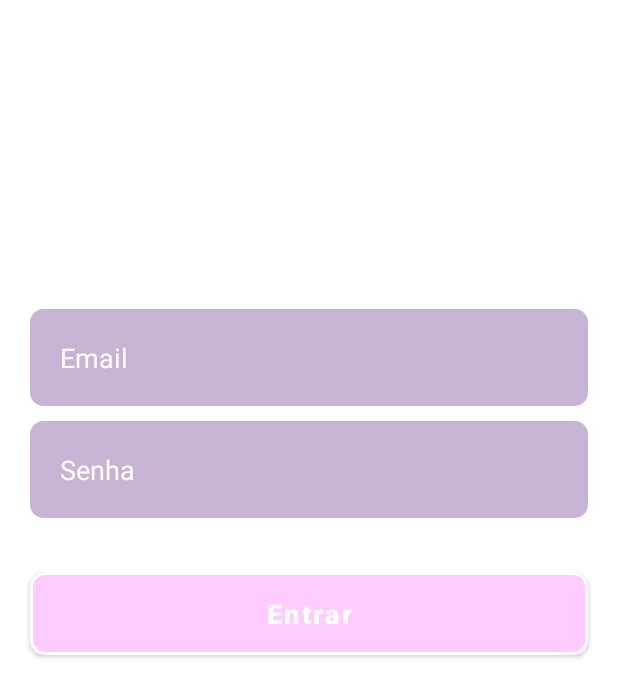
After one commit to lpontes7/tcc-fantasminha, an Android app: the layout activity_login.xml on its own in the app's theme, with its tools: preview values and no code run, on a phone screen of 412 x 824 dp. The commit adds this screen. Shown: the top 697 px of the screen. Run offline under Robolectric (Android 15) with nearby library versions, the light colour scheme and no system bars.

Commit message:
Iniciando tela de login

```diff
--- a/app/app/build.gradle
+++ b/app/app/build.gradle
@@ -30,6 +30,9 @@ android {
     kotlinOptions {
         jvmTarget = '1.8'
     }
+    buildFeatures{
+        viewBinding true
+    }
 }
 
 dependencies {
--- a/app/app/src/main/AndroidManifest.xml
+++ b/app/app/src/main/AndroidManifest.xml
@@ -9,7 +9,8 @@
         android:roundIcon="@mipmap/ic_launcher_round"
         android:supportsRtl="true"
         android:theme="@style/Theme.Fantasminha">
-        <activity android:name=".MainActivity">
+        <activity android:name=".views.login.LoginActivity"></activity>
+        <activity android:name=".views.main.MainActivity">
             <intent-filter>
                 <action android:name="android.intent.action.MAIN" />
 
--- /dev/null
+++ b/app/app/src/main/java/com/lpontes7/fantasminha/views/login/LoginActivity.kt
@@ -0,0 +1,39 @@
+package com.lpontes7.fantasminha.views.login
+import androidx.appcompat.app.AppCompatActivity
+import android.os.Bundle
+
+
+import com.lpontes7.fantasminha.databinding.ActivityLoginBinding
+
+class LoginActivity : AppCompatActivity() {
+    private lateinit var binding: ActivityLoginBinding
+
+    override fun onCreate(savedInstanceState: Bundle?) {
+        super.onCreate(savedInstanceState)
+        binding = ActivityLoginBinding.inflate(layoutInflater)
+        setContentView(binding.root)
+
+        supportActionBar!!.hide()
+        verificarUsuarioLogado()
+
+        binding.btEntrar.setOnClickListener {
+            validarCampos()
+        }
+    }
+
+    private fun validarCampos(){
+        val email = binding.editEmail.text.toString()
+        val senha = binding.editSenha.text.toString()
+
+        if (email.isEmpty() || senha.isEmpty()){
+            if (email.isEmpty()) binding.editEmail.error = "Campo obrigatório"
+            if (senha.isEmpty()) binding.editSenha.error = "Campo obrigatório"
+        }else{
+           // autenticarUsuario()
+        }
+    }
+
+    private fun verificarUsuarioLogado(){
+    }
+
+}
--- a/app/app/src/main/java/com/lpontes7/fantasminha/MainActivity.kt
+++ b/app/app/src/main/java/com/lpontes7/fantasminha/views/main/MainActivity.kt
@@ -1,10 +1,12 @@
-package com.lpontes7.fantasminha
+package com.lpontes7.fantasminha.views.main
 
 import android.content.Intent
 import androidx.appcompat.app.AppCompatActivity
 import android.os.Bundle
 import android.os.Handler
 import android.os.Looper
+import com.lpontes7.fantasminha.R
+import com.lpontes7.fantasminha.views.login.LoginActivity
 
 class MainActivity : AppCompatActivity() {
     override fun onCreate(savedInstanceState: Bundle?) {
@@ -19,5 +21,8 @@ class MainActivity : AppCompatActivity() {
     }
 
     private fun abrirTelaLogin(){
+        val intent = Intent(this,LoginActivity::class.java)
+        startActivity(intent)
+        finish()
     }
 }
--- /dev/null
+++ b/app/app/src/main/res/drawable-v24/edit_text_fundo_cinza.xml
@@ -0,0 +1,20 @@
+<?xml version="1.0" encoding="utf-8"?>
+<selector xmlns:android="http://schemas.android.com/apk/res/android">
+    <item>
+        <shape
+            android:shape="rectangle">
+            <solid
+                android:color="@color/cinzaFantasma"/> <!-- cor do sólido -->
+            <corners
+                android:radius="8dp"/> <!-- valor do arredondamento das bordas -->
+            <stroke
+                android:color="@color/cinzaFantasma"
+                android:width="2dp"/> <!-- cor da borda e tamanho dela -->
+            <padding
+                android:bottom="8dp"
+                android:left="8dp"
+                android:right="8dp"
+                android:top="8dp"/>
+        </shape>
+    </item>
+</selector>
--- /dev/null
+++ b/app/app/src/main/res/layout/activity_login.xml
@@ -0,0 +1,69 @@
+<?xml version="1.0" encoding="utf-8"?>
+<LinearLayout xmlns:android="http://schemas.android.com/apk/res/android"
+    xmlns:app="http://schemas.android.com/apk/res-auto"
+    xmlns:tools="http://schemas.android.com/tools"
+    android:layout_width="match_parent"
+    android:layout_height="match_parent"
+    android:orientation="vertical"
+    android:background="@color/white"
+    tools:context=".views.login.LoginActivity">
+
+    <androidx.appcompat.widget.Toolbar
+        android:layout_width="match_parent"
+        android:layout_height="wrap_content"/>
+
+    <EditText
+        android:id="@+id/edit_email"
+        android:layout_width="match_parent"
+        android:layout_height="wrap_content"
+        android:layout_marginTop="150dp"
+        android:background="@drawable/edit_text_fundo_cinza"
+        android:padding="20dp"
+        android:layout_marginStart="20dp"
+        android:layout_marginEnd="20dp"
+        android:hint="@string/email"
+        android:textColorHint="@color/white"
+        android:maxLines="1"
+        android:inputType="textEmailAddress"
+        android:textColor="@color/white"
+        android:textSize="18sp"
+        android:autofillHints="@string/email" />
+
+    <EditText
+        android:id="@+id/edit_senha"
+        android:layout_width="match_parent"
+        android:layout_height="wrap_content"
+        android:layout_marginTop="10dp"
+        android:background="@drawable/edit_text_fundo_cinza"
+        android:padding="20dp"
+        android:layout_marginStart="20dp"
+        android:layout_marginEnd="20dp"
+        android:hint="@string/senha"
+        android:textColorHint="@color/white"
+        android:maxLines="1"
+        android:inputType="numberPassword"
+        android:textColor="@color/white"
+        android:textSize="18sp"
+        android:autofillHints="@string/senha" />
+
+
+    <Button
+        android:id="@+id/bt_entrar"
+        android:layout_width="match_parent"
+        android:layout_height="wrap_content"
+        android:text="@string/entrar"
+        android:textAllCaps="false"
+        android:textSize="18sp"
+        android:textStyle="bold"
+        android:backgroundTint="@color/rosaFantasma"
+        app:strokeColor="@color/white"
+        app:strokeWidth="2dp"
+        app:cornerRadius="10dp"
+        android:padding="15dp"
+        android:layout_marginStart="20dp"
+        android:layout_marginEnd="20dp"
+        android:layout_marginTop="30dp"
+        tools:targetApi="lollipop" />
+
+
+</LinearLayout>
--- a/app/app/src/main/res/layout/activity_main.xml
+++ b/app/app/src/main/res/layout/activity_main.xml
@@ -4,7 +4,7 @@
     android:layout_width="match_parent"
     android:layout_height="match_parent"
     android:background="@color/white"
-    tools:context=".MainActivity">
+    tools:context=".views.main.MainActivity">
 
 
     <ImageView
--- a/app/app/src/main/res/values/strings.xml
+++ b/app/app/src/main/res/values/strings.xml
@@ -1,4 +1,7 @@
 <resources>
     <string name="app_name">fantasminha</string>
     <string name="logo_fantasminha">Logo Fantasminha</string>
+    <string name="email">Email</string>
+    <string name="senha">Senha</string>
+    <string name="entrar">Entrar</string>
 </resources>
```
